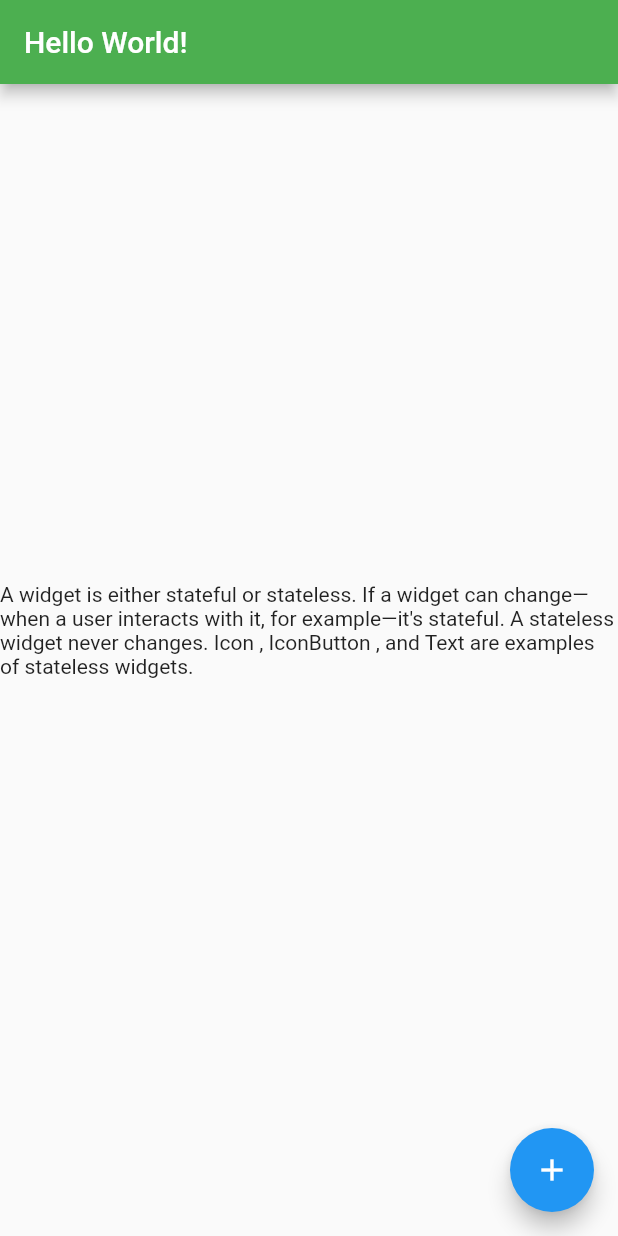
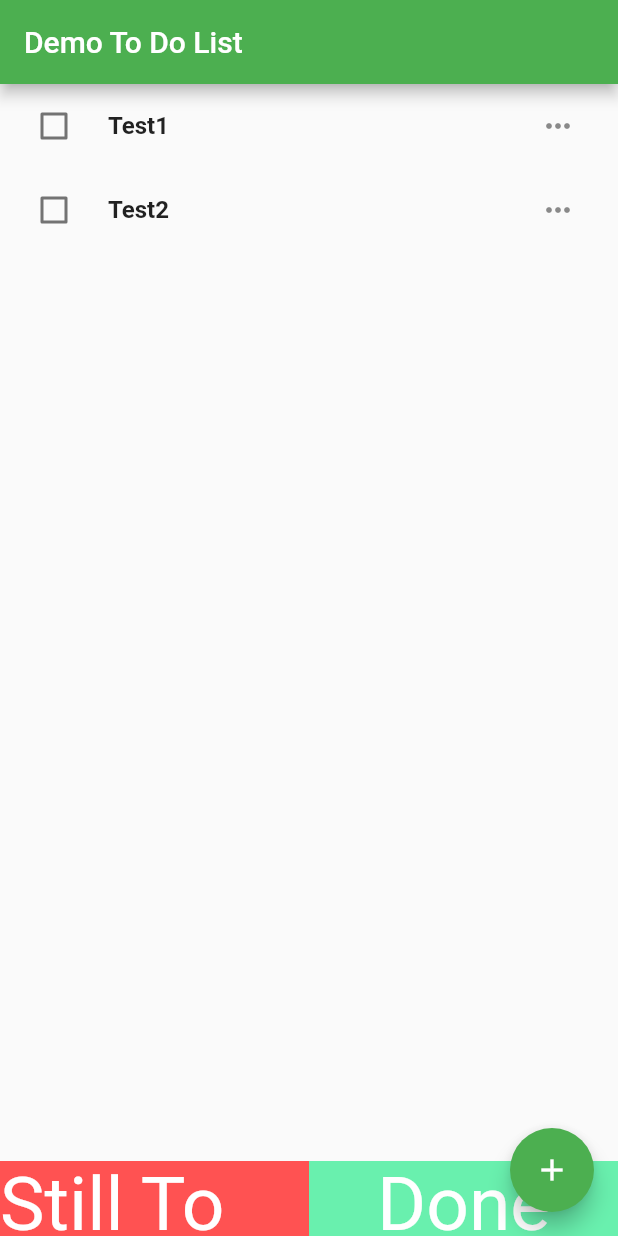
Before and after one commit to Subaru-Goto/to_do_flutter, a Flutter app: the screen it shows after launch, on a phone screen of 412 x 824 dp. Run offline on Flutter 3.47's test engine with Material 2 defaults, Android fonts, the phone set to English and light mode, and no system bars.

Commit message:
first commit

```diff
--- a/lib/main.dart
+++ b/lib/main.dart
@@ -1,6 +1,5 @@
 import 'package:flutter/material.dart';
-import 'package:simple_todo/top_page.dart';
-
+import 'package:simple_todo/pages/top_page.dart';
 
 void main() {
   runApp(MyApp());
@@ -11,12 +10,12 @@ class MyApp extends StatelessWidget {
   @override
   Widget build(BuildContext context) {
     return MaterialApp(
-      title: 'Flutter Demo',
+      title: 'Hack A Ton: 20210409',
       theme: ThemeData(
-
+        scaffoldBackgroundColor: Colors.grey[150],
         primarySwatch: Colors.blue,
       ),
-      home: TopPage(title: 'Hello World!'),
+      home: TopPage(title: 'Demo To Do List'),
     );
   }
 }
--- /dev/null
+++ b/lib/model/task.dart
@@ -0,0 +1,25 @@
+class Task {
+  String title;
+  bool isDone;
+  DateTime createdTime;
+  DateTime updatedTime;
+
+  // Constructor -- initialize objects
+  Task({
+    // Initialization code goes here.
+    this.title,
+    this.isDone,
+    this.createdTime,
+    this.updatedTime,
+  });
+}
+
+/*
+This is similar to this in python
+class Task(object):
+    def __init__(self, t, d, ct, ut):
+        self.title = t
+        self.isDone = d
+        self.createdTime = ct
+        self.updatedTime = ut
+  */
--- /dev/null
+++ b/lib/pages/top_page.dart
@@ -0,0 +1,103 @@
+import 'package:flutter/material.dart';
+import 'package:simple_todo/model/task.dart';
+import 'package:simple_todo/pages/add_task.dart';
+import 'package:simple_todo/pages/done.dart';
+import 'package:simple_todo/pages/stilltodo.dart';
+
+class TopPage extends StatefulWidget {
+  TopPage({Key key, this.title}) : super(key: key);
+
+  final String title;
+
+  @override
+  _TopPageState createState() => _TopPageState();
+}
+
+class _TopPageState extends State<TopPage> {
+  // define variable
+List<Task> stillTodoList = [
+    Task(
+        title: 'Test1',
+        isDone: false,
+        createdTime: DateTime.now()),
+    Task(
+        title: 'Test2',
+        isDone: false,
+        createdTime: DateTime.now()),
+  ];
+
+  List<Task> doneList = [];
+
+  bool showStillToDoPage = true;
+
+  @override
+  Widget build(BuildContext context) {
+    return Scaffold(
+      appBar: AppBar(
+        backgroundColor: Colors.green,
+        title: Text(widget.title),
+      ),
+      // Stack widgets
+      body: Stack(
+        alignment: Alignment.bottomCenter,
+        children: [
+          // if showStillToDoPage is true then show StillToDO else DonePage
+          showStillToDoPage
+              ? StillToDoPage(stillTodoList: stillTodoList, doneList: doneList)
+              : DonePage(stillTodoList: stillTodoList, doneList: doneList),
+          Row(
+            children: [
+              Expanded(
+                child: InkWell(
+                  onTap: () {
+                    showStillToDoPage = true;
+                    setState(() {});
+                  },
+                  child: Container(
+                    alignment: Alignment.center,
+                    height: 50,
+                    color: Colors.redAccent,
+                    child: Text('Still To Do',
+                        style: TextStyle(color: Colors.white, fontSize: 50)),
+                  ),
+                ),
+              ),
+              Expanded(
+                // InkWell + onTap enable widget to be tapped
+                child: InkWell(
+                  onTap: () {
+                    showStillToDoPage = false;
+                    setState(() {});
+                  },
+                  child: Container(
+                    alignment: Alignment.center,
+                    height: 50,
+                    color: Colors.greenAccent,
+                    child: Text('Done',
+                        style: TextStyle(color: Colors.white, fontSize: 50)),
+                  ),
+                ),
+              ),
+            ],
+          )
+        ],
+      ),
+
+      floatingActionButton: FloatingActionButton(
+        backgroundColor: Colors.green,
+        // async forces actions to wait
+        onPressed: () async {
+          await Navigator.push(
+              context,
+              MaterialPageRoute(
+                  builder: (context) => AddTask(
+                        stillTodoList: stillTodoList,
+                      )));
+          setState(() {});
+        },
+        tooltip: 'Add Task',
+        child: Icon(Icons.add),
+      ), // This trailing comma makes auto-formatting nicer for build methods.
+    );
+  }
+}
--- a/lib/top_page.dart
+++ /dev/null
@@ -1,49 +0,0 @@
-
-
-import 'package:flutter/material.dart';
-
-class TopPage extends StatefulWidget {
-  TopPage({Key key, this.title}) : super(key: key);
-
-
-  final String title;
-
-  @override
-  _TopPageState createState() => _TopPageState();
-}
-
-class _TopPageState extends State<TopPage> {
-
-
-  @override
-  Widget build(BuildContext context) {
-    return Scaffold(
-      appBar: AppBar(
-        backgroundColor: Colors.green,
-        title: Text(widget.title),
-      ),
-      body: Center(
-        child: Column(
-          mainAxisAlignment: MainAxisAlignment.center,
-          children: <Widget>[
-            Text(
-              "A widget is either stateful or stateless."
-                  " If a widget can change—when a user interacts with it,"
-                  " for example—it's stateful. A stateless widget never changes."
-                  " Icon , IconButton , and Text are examples of stateless widgets.",
-            ),
-            Text(
-              '',
-              style: Theme.of(context).textTheme.headline4,
-            ),
-          ],
-        ),
-      ),
-      floatingActionButton: FloatingActionButton(
-        onPressed: () {},
-        tooltip: 'Increment',
-        child: Icon(Icons.add),
-      ), // This trailing comma makes auto-formatting nicer for build methods.
-    );
-  }
-}
--- a/pubspec.yaml
+++ b/pubspec.yaml
@@ -25,9 +25,11 @@ dependencies:
     sdk: flutter
 
 
+
   # The following adds the Cupertino Icons font to your application.
   # Use with the CupertinoIcons class for iOS style icons.
   cupertino_icons: ^1.0.2
+
 
 dev_dependencies:
   flutter_test:
```
Also changed, not shown: lib/pages/add_task.dart (added, +62 -0 lines), lib/pages/done.dart (added, +141 -0 lines), lib/pages/stilltodo.dart (added, +158 -0 lines), 7 other files.
